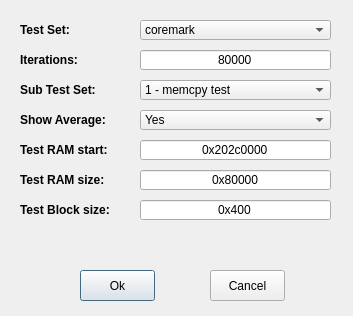
First picture: the form in gui/Perf-Test.ui, repository JayHeng/MCU-MemTestUtility, before the edit.
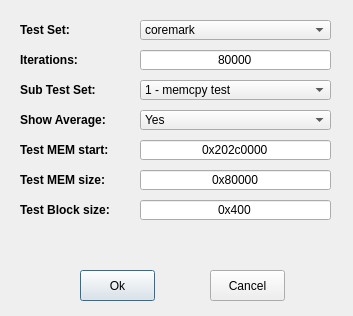
Second picture: the form after the edit.

Diff of the .ui file:
```diff
--- a/gui/Perf-Test.ui
+++ b/gui/Perf-Test.ui
@@ -202,7 +202,7 @@
     </font>
    </property>
    <property name="text">
-    <string>Test RAM start:</string>
+    <string>Test MEM start:</string>
    </property>
   </widget>
   <widget class="QLabel" name="label_testRamSize">
@@ -221,7 +221,7 @@
     </font>
    </property>
    <property name="text">
-    <string>Test RAM size:</string>
+    <string>Test MEM size:</string>
    </property>
   </widget>
   <widget class="QLabel" name="label_testBlockSize">
```
Left out of the diff: 8 changed lines with no effect on the pictures.
